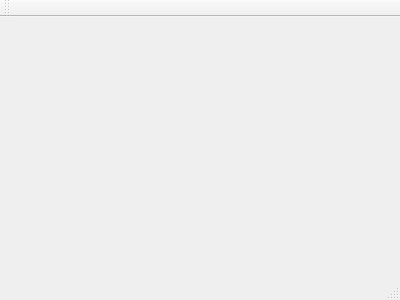
The window that mainwindow.ui (B10215029/optptworld) describes before a commit, drawn with Qt 5.
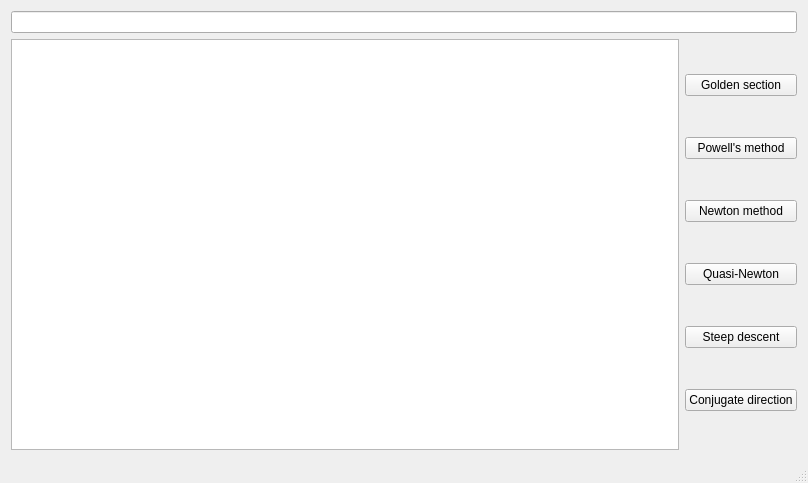
The same window after the commit.

```diff
--- a/mainwindow.ui
+++ b/mainwindow.ui
@@ -1,24 +1,94 @@
 <ui version="4.0">
  <class>MainWindow</class>
- <widget class="QMainWindow" name="MainWindow" >
-  <property name="geometry" >
+ <widget class="QMainWindow" name="MainWindow">
+  <property name="geometry">
    <rect>
     <x>0</x>
     <y>0</y>
-    <width>400</width>
-    <height>300</height>
+    <width>808</width>
+    <height>483</height>
    </rect>
   </property>
   <property name="windowTitle" >
    <string>MainWindow</string>
   </property>
-  <widget class="QMenuBar" name="menuBar" />
-  <widget class="QToolBar" name="mainToolBar" />
-  <widget class="QWidget" name="centralWidget" />
-  <widget class="QStatusBar" name="statusBar" />
+  <widget class="QWidget" name="centralWidget">
+   <layout class="QVBoxLayout" name="verticalLayout_2">
+    <item>
+     <widget class="QLineEdit" name="lineEdit"/>
+    </item>
+    <item>
+     <layout class="QHBoxLayout" name="horizontalLayout">
+      <item>
+       <widget class="QTextBrowser" name="textBrowser">
+        <property name="lineWrapMode">
+         <enum>QTextEdit::NoWrap</enum>
+        </property>
+       </widget>
+      </item>
+      <item>
+       <layout class="QVBoxLayout" name="verticalLayout">
+        <item>
+         <widget class="QPushButton" name="pushButton">
+          <property name="text">
+           <string>Golden section</string>
+          </property>
+         </widget>
+        </item>
+        <item>
+         <widget class="QPushButton" name="pushButton_2">
+          <property name="text">
+           <string>Powell's method</string>
+          </property>
+         </widget>
+        </item>
+        <item>
+         <widget class="QPushButton" name="pushButton_3">
+          <property name="text">
+           <string>Newton method</string>
+          </property>
+         </widget>
+        </item>
+        <item>
+         <widget class="QPushButton" name="pushButton_4">
+          <property name="text">
+           <string>Quasi-Newton</string>
+          </property>
+         </widget>
+        </item>
+        <item>
+         <widget class="QPushButton" name="pushButton_5">
+          <property name="text">
+           <string>Steep descent</string>
+          </property>
+         </widget>
+        </item>
+        <item>
+         <widget class="QPushButton" name="pushButton_6">
+          <property name="text">
+           <string>Conjugate direction</string>
+          </property>
+         </widget>
+        </item>
+       </layout>
+      </item>
+     </layout>
+    </item>
+   </layout>
+  </widget>
+  <widget class="QMenuBar" name="menuBar">
+   <property name="geometry">
+    <rect>
+     <x>0</x>
+     <y>0</y>
+     <width>808</width>
+     <height>25</height>
+    </rect>
+   </property>
+  </widget>
+  <widget class="QStatusBar" name="statusBar"/>
  </widget>
- <layoutDefault spacing="6" margin="11" />
- <pixmapfunction></pixmapfunction>
+ <layoutdefault spacing="6" margin="11"/>
  <resources/>
  <connections/>
 </ui>
```
Left out of the diff: 5 changed lines with no effect on the pictures.
